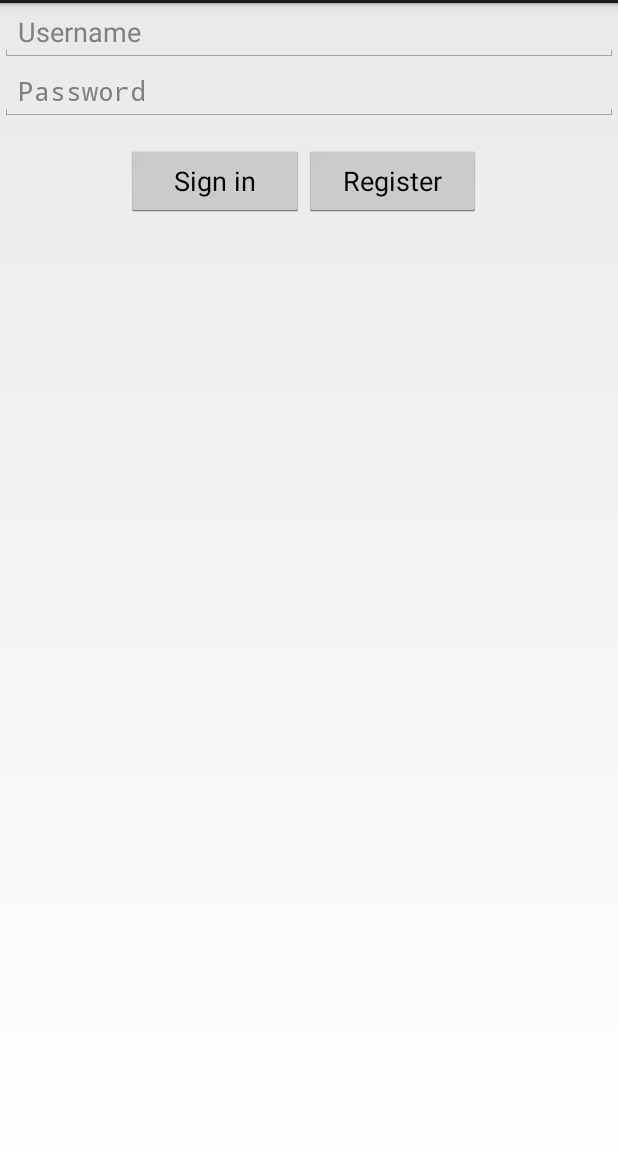
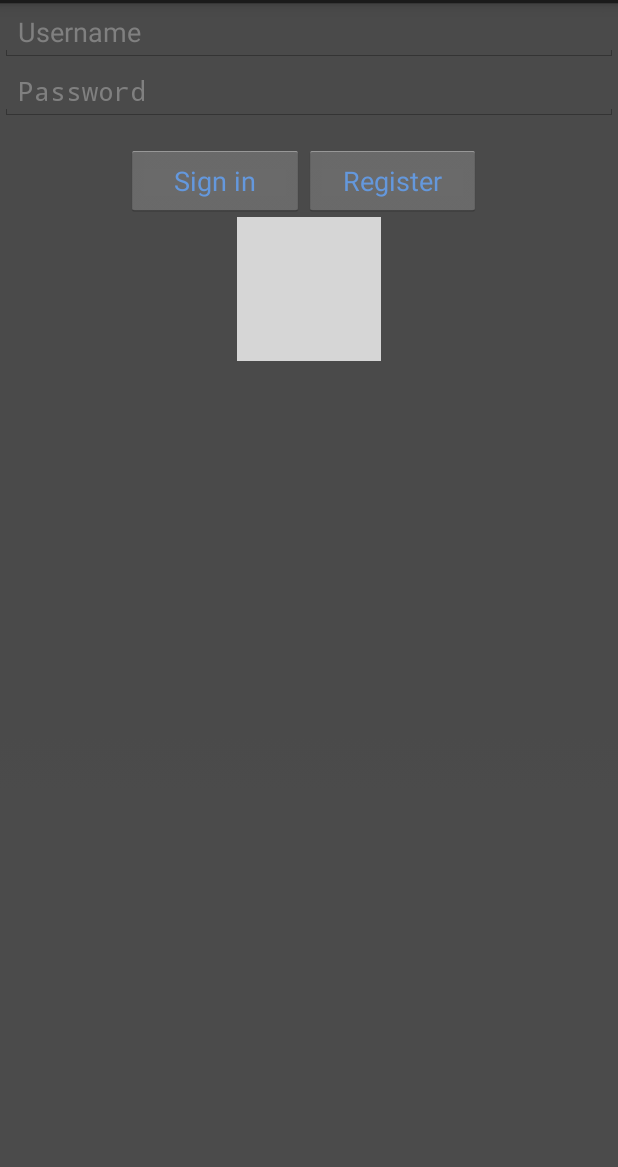
Before and after one commit to pfista/Curfew, an Android app: the screen it shows after launch (LoginActivity), on a phone screen of 412 x 824 dp, the part 69-1236 px from its top. Run offline under Robolectric (Android 15) with nearby library versions, the phone set to English and light mode, and no system bars; libraries missing offline, so code that uses them is left out: com.parse; 3 statements that could not run were skipped; grey boxes are pictures that could not be loaded.

Commit message:
Added curfew icons. Added an curfew image below the sign in and register buttons in action_login.xml. Changed some UI stuff in action_login.xml

```diff
--- a/Curfew/src/main/res/layout/activity_login.xml
+++ b/Curfew/src/main/res/layout/activity_login.xml
@@ -32,12 +32,14 @@
     <ScrollView
         android:id="@+id/login_form"
         android:layout_width="match_parent"
-        android:layout_height="match_parent">
+        android:layout_height="match_parent"
+        android:background="@color/matte">
 
         <RelativeLayout
             android:layout_width="fill_parent"
             android:layout_height="fill_parent"
             android:orientation="vertical">
+
 
             <EditText
                 android:layout_alignParentTop="true"
@@ -47,7 +49,8 @@
                 android:layout_width="match_parent"
                 android:layout_height="wrap_content"
                 android:inputType="textEmailAddress"
-                android:hint="@string/prompt_user" />
+                android:hint="@string/prompt_user"
+                android:textColor="@color/white"/>
 
             <EditText
                 android:id="@+id/password"
@@ -59,7 +62,8 @@
                 android:hint="@string/prompt_password"
                 android:inputType="textPassword"
                 android:imeActionId="@+id/login"
-                android:imeOptions="actionUnspecified" />
+                android:imeOptions="actionUnspecified"
+                android:textColor="@color/white"/>
 
             <Button
                 android:id="@+id/sign_in_button"
@@ -68,6 +72,7 @@
                 android:layout_below="@id/password"
                 android:layout_marginTop="16dp"
                 android:text="@string/action_sign_in"
+                android:textColor="@color/curfew_blue"
                 android:paddingLeft="32dp"
                 android:paddingRight="32dp"
                 android:layout_marginLeft="84dp"
@@ -80,10 +85,18 @@
                 android:layout_marginTop="16dp"
                 android:layout_below="@id/password"
                 android:text="@string/action_register"
+                android:textColor="@color/curfew_blue"
                 android:paddingLeft="26dp"
                 android:paddingRight="26dp"
                 android:layout_gravity="left|center_vertical"
                 android:layout_toRightOf="@id/sign_in_button" />
+            <ImageView
+                android:layout_height="wrap_content"
+                android:layout_width="wrap_content"
+                android:src="@drawable/cur"
+                android:layout_below="@id/sign_in_button"
+                android:layout_centerHorizontal="true"
+                android:adjustViewBounds="true"/>
 
 
         </RelativeLayout>
--- a/Curfew/src/main/res/values/strings.xml
+++ b/Curfew/src/main/res/values/strings.xml
@@ -10,4 +10,8 @@
     <string name="add_curfew">Create Curfew</string>
     <string name="title_activity_set_curfew">Set Curfew</string>
 
+    <color name="matte">#F0404040</color>
+    <color name="white">#FFFFFF</color>
+    <color name="curfew_blue">#6498dd</color>
+
 </resources>
```
Also changed, not shown: Curfew/src/main/res/drawable-hdpi/ic_launcher.png, Curfew/src/main/res/drawable-mdpi/ic_launcher.png, Curfew/src/main/res/drawable-xhdpi/ic_launcher.png, Curfew/src/main/res/drawable-xxhdpi/ic_launcher.png, Curfew/src/main/res/drawable/curfew.png (added).
